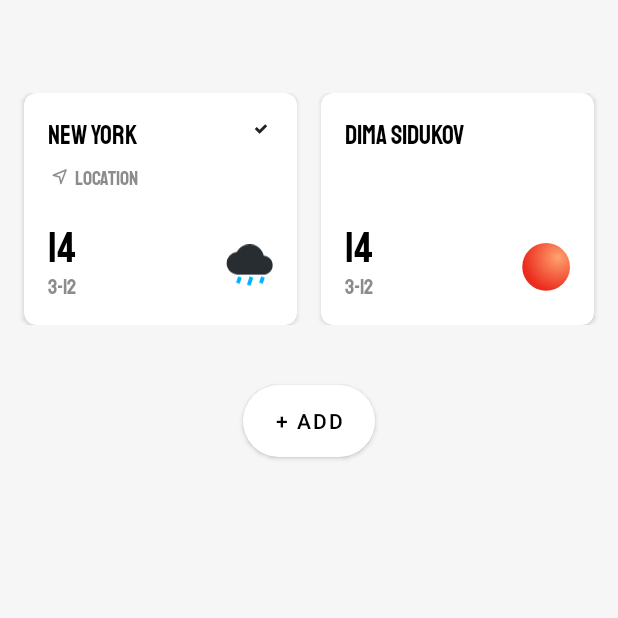
After one commit to DanilaSidukov/WeatherApp-Android, an Android app: the fragment LocationFragment placed in its activity, on a phone screen of 412 x 824 dp, the top half of it. The commit adds this screen. Run offline under Robolectric (Android 15) with nearby library versions, the phone set to English and light mode, and no system bars; libraries missing offline, so code that uses them is left out: me.everything.android; 1 statement that could not run was skipped.

Commit message:
Frontend almost done

```diff
--- /dev/null
+++ b/app/src/main/java/com/sidukov/weatherapp/data/Location.kt
@@ -0,0 +1,11 @@
+package com.sidukov.weatherapp.data
+
+data class Location(
+    val nameLocation: String,
+    val location: Boolean,
+    val checkImage: Boolean,
+    val gpsImage: Boolean,
+    val temperatureCurrent: String,
+    val date: String,
+    val weatherImage: Int
+)
--- /dev/null
+++ b/app/src/main/java/com/sidukov/weatherapp/data/LocationRepository.kt
@@ -0,0 +1,13 @@
+package com.sidukov.weatherapp.data
+
+import com.sidukov.weatherapp.R
+
+class LocationRepository {
+
+    fun getLocationData(): List<Location>{
+        return listOf(
+            Location("New york", true , true, true, "14", "3-12", R.drawable.ic_sky_rainy),
+            Location("Dima Sidukov", false , false, false, "14", "3-12", R.drawable.ic_sun)
+        )
+    }
+}
--- a/app/src/main/java/com/sidukov/weatherapp/ui/MainActivity.kt
+++ b/app/src/main/java/com/sidukov/weatherapp/ui/MainActivity.kt
@@ -11,7 +11,7 @@ class MainActivity : AppCompatActivity() {
     override fun onCreate(savedInstanceState: Bundle?) {
         super.onCreate(savedInstanceState)
         setContentView(R.layout.activity_main)
-        openFragmentAppTopBar(WeatherFragment(), R.id.holder_app_top_bar)
+        openFragmentAppTopBar(WeatherFragment(), R.id.container)
 
     }
     //У активити есть поле supportFragmentManager, оно ислпьзуется для управления фрагментами, beginTransaction() - запускает фрагмент
--- /dev/null
+++ b/app/src/main/java/com/sidukov/weatherapp/ui/fragment_location/LocationFragment.kt
@@ -0,0 +1,46 @@
+package com.sidukov.weatherapp.ui.fragment_location
+
+import android.os.Bundle
+import android.view.LayoutInflater
+import android.view.View
+import android.view.ViewGroup
+import androidx.fragment.app.Fragment
+import androidx.lifecycle.lifecycleScope
+import androidx.recyclerview.widget.GridLayoutManager
+import androidx.recyclerview.widget.RecyclerView
+import com.sidukov.weatherapp.R
+import com.sidukov.weatherapp.data.LocationRepository
+
+class LocationFragment: Fragment() {
+
+    private val adapterLocation = LocationViewAdapter(emptyList())
+    private lateinit var locationModel: LocationModel
+    private lateinit var recyclerViewLocation: RecyclerView
+
+    override fun onCreateView(
+        inflater: LayoutInflater,
+        container: ViewGroup?,
+        savedInstanceState: Bundle?
+    ): View? {
+        return inflater.inflate(R.layout.fragment_choose_location, container, false)
+    }
+
+    override fun onViewCreated(view: View, savedInstanceState: Bundle?) {
+        super.onViewCreated(view, savedInstanceState)
+
+        locationModel = LocationModel(LocationRepository())
+        recyclerViewLocation = view.findViewById(R.id.recycler_view_location)
+        recyclerViewLocation.layoutManager = GridLayoutManager(requireContext(), 2)
+        recyclerViewLocation.adapter = adapterLocation
+        recyclerViewLocation.addItemDecoration(LocationItemDecoration(16))
+
+
+        viewLifecycleOwner.lifecycleScope.launchWhenStarted {
+            locationModel.locationList.collect{
+                adapterLocation.updateListLocation(it)
+            }
+        }
+
+    }
+
+}
--- /dev/null
+++ b/app/src/main/java/com/sidukov/weatherapp/ui/fragment_location/LocationItemDecoration.kt
@@ -0,0 +1,35 @@
+package com.sidukov.weatherapp.ui.fragment_location
+
+import android.content.res.Resources
+import android.graphics.Rect
+import android.view.View
+import androidx.recyclerview.widget.RecyclerView
+import kotlin.math.roundToInt
+
+class LocationItemDecoration (
+    private val spaceSize: Int
+) : RecyclerView.ItemDecoration() {
+    override fun getItemOffsets(
+        outRect: Rect,
+        view: View,
+        parent: RecyclerView,
+        state: RecyclerView.State
+    ) {
+        with(outRect) {
+            parent.getChildAdapterPosition(view).let { position ->
+                if (position % 2 == 0) {
+                    left = (spaceSize * Resources.getSystem().displayMetrics.density).roundToInt()
+                    right = ((spaceSize/2) * Resources.getSystem().displayMetrics.density).roundToInt()
+                }
+                if (position % 2 != 0) {
+                    right = (spaceSize * Resources.getSystem().displayMetrics.density).roundToInt()
+                    left = ((spaceSize/2) * Resources.getSystem().displayMetrics.density).roundToInt()
+                }
+                if (position > 1) {
+                    top = (spaceSize * Resources.getSystem().displayMetrics.density).roundToInt()
+                    bottom = (spaceSize * Resources.getSystem().displayMetrics.density).roundToInt()
+                }
+            }
+        }
+    }
+}
--- /dev/null
+++ b/app/src/main/java/com/sidukov/weatherapp/ui/fragment_location/LocationModel.kt
@@ -0,0 +1,24 @@
+package com.sidukov.weatherapp.ui.fragment_location
+
+import androidx.lifecycle.ViewModel
+import androidx.lifecycle.viewModelScope
+import com.sidukov.weatherapp.data.Location
+import com.sidukov.weatherapp.data.LocationRepository
+import kotlinx.coroutines.flow.MutableStateFlow
+import kotlinx.coroutines.flow.asSharedFlow
+import kotlinx.coroutines.launch
+
+class LocationModel(private val repository: LocationRepository
+): ViewModel(){
+
+    private var _locationList = MutableStateFlow<List<Location>>(mutableListOf())
+
+    val locationList = _locationList.asSharedFlow()
+
+    init {
+        viewModelScope.launch {
+            _locationList.value = repository.getLocationData()
+        }
+    }
+
+}
--- /dev/null
+++ b/app/src/main/java/com/sidukov/weatherapp/ui/fragment_location/LocationViewAdapter.kt
@@ -0,0 +1,66 @@
+package com.sidukov.weatherapp.ui.fragment_location
+
+import android.annotation.SuppressLint
+import android.opengl.Visibility
+import android.view.LayoutInflater
+import android.view.View
+import android.view.ViewGroup
+import android.widget.ImageView
+import android.widget.TextView
+import androidx.recyclerview.widget.RecyclerView
+import com.sidukov.weatherapp.R
+import com.sidukov.weatherapp.data.Location
+
+class LocationViewAdapter(private var list: List<Location>): RecyclerView.Adapter<LocationViewAdapter.ViewHolder>() {
+
+    override fun onCreateViewHolder(parent: ViewGroup, viewType: Int): ViewHolder {
+        val view = LayoutInflater.from(parent.context)
+            .inflate(R.layout.location_view_item, parent, false)
+
+        return ViewHolder(view)
+    }
+
+    @SuppressLint("ResourceType")
+    override fun onBindViewHolder(holder: ViewHolder, position: Int) {
+        val locationViewModel = list[position]
+        holder.locationName?.text = list[position].nameLocation
+        if (locationViewModel.location) {
+            holder.location?.text = holder.location?.context?.getString(R.string.location)
+        } else {
+            holder.location?.visibility = View.GONE
+        }
+        if (locationViewModel.checkImage){
+            holder.imageCheck?.setImageResource(R.drawable.ic_check)
+        } else{
+            holder.imageCheck?.visibility = View.GONE
+        }
+        if (locationViewModel.gpsImage){
+            holder.imageGps?.setImageResource(R.drawable.ic_gps)
+        } else{
+            holder.imageGps?.visibility = View.GONE
+        }
+        holder.currentTemperature?.text = list[position].temperatureCurrent
+        holder.date?.text = list[position].date
+        holder.imageWeather?.setImageResource(locationViewModel.weatherImage)
+    }
+
+    override fun getItemCount(): Int {
+        return list.size
+    }
+
+    class ViewHolder(row: View): RecyclerView.ViewHolder(row) {
+        val locationName : TextView? = row.findViewById(R.id.text_location_name)
+        val location : TextView? = row.findViewById(R.id.text_location)
+        val imageCheck: ImageView? = row.findViewById(R.id.image_check)
+        val imageGps: ImageView? = row.findViewById(R.id.image_gps)
+        val currentTemperature: TextView? = row.findViewById(R.id.current_temperature_location)
+        val date: TextView? = row.findViewById(R.id.date_location)
+        val imageWeather: ImageView? = row.findViewById(R.id.image_weather_location)
+    }
+
+    fun updateListLocation(newList: List<Location>){
+        list = newList
+        notifyDataSetChanged()
+    }
+
+}
--- a/app/src/main/java/com/sidukov/weatherapp/ui/fragment_weather/DailyWeatherAdapter.kt
+++ b/app/src/main/java/com/sidukov/weatherapp/ui/fragment_weather/DailyWeatherAdapter.kt
@@ -29,13 +29,11 @@ class DailyWeatherAdapter(private var list: List<Weather>) : RecyclerView.Adapte
     override fun getItemCount(): Int {
         return list.size
     }
-    //holder - содержит view элементы, предсиавленые в xml layoutе
+    //holder - содержит view элементы, представленые в xml layoutе
     class DailyWeatherViewHolder(itemView: View) : RecyclerView.ViewHolder(itemView) {
-
         val textDailyWeather: TextView = itemView.findViewById(R.id.text_day_daily_weather)
         val imageDailyWeather: ImageView = itemView.findViewById(R.id.image_daily_weather)
         val textDayTemperatureDailyWeather: TextView = itemView.findViewById(R.id.text_day_temperature_daily_weather)
-
     }
 
     fun updateList(newList: List<Weather>) {
--- a/app/src/main/java/com/sidukov/weatherapp/ui/fragment_weather/WeatherDescriptionCardAdapter.kt
+++ b/app/src/main/java/com/sidukov/weatherapp/ui/fragment_weather/WeatherDescriptionCardAdapter.kt
@@ -26,7 +26,6 @@ class WeatherDescriptionCardAdapter(private var list: List<WeatherDescription>)
         holder.information.text = list[position].information
         holder.progressBar.progress = list[position].progressBar
         holder.image.setImageResource(list[position].image)
-
     }
 
     override fun getItemCount(): Int {
@@ -34,12 +33,10 @@ class WeatherDescriptionCardAdapter(private var list: List<WeatherDescription>)
     }
 
     class MiniCardViewHolder(itemView: View) : RecyclerView.ViewHolder(itemView) {
-
         val name: TextView = itemView.findViewById(R.id.text_name_card_view)
         val information: TextView = itemView.findViewById(R.id.text_condition_card_view)
         var progressBar: ProgressBar = itemView.findViewById(R.id.progress_bar)
         val image: ImageView = itemView.findViewById(R.id.image_card_view)
-
     }
 
     fun updateList(newList: List<WeatherDescription>) {
--- a/app/src/main/java/com/sidukov/weatherapp/ui/fragment_weather/WeatherFragment.kt
+++ b/app/src/main/java/com/sidukov/weatherapp/ui/fragment_weather/WeatherFragment.kt
@@ -5,19 +5,30 @@ import android.os.Bundle
 import android.view.LayoutInflater
 import android.view.View
 import android.view.ViewGroup
+import android.widget.Button
 import androidx.appcompat.app.AppCompatActivity
 import androidx.fragment.app.Fragment
+import androidx.fragment.app.FragmentManager
+import androidx.fragment.app.FragmentTransaction
 import androidx.lifecycle.lifecycleScope
 import androidx.recyclerview.widget.GridLayoutManager
 import androidx.recyclerview.widget.RecyclerView
 import com.sidukov.weatherapp.R
+import com.sidukov.weatherapp.data.Location
+import com.sidukov.weatherapp.data.LocationRepository
 import com.sidukov.weatherapp.data.MiniCardViewRepository
 import com.sidukov.weatherapp.data.WeatherRepository
+import com.sidukov.weatherapp.ui.fragment_location.LocationFragment
+import com.sidukov.weatherapp.ui.fragment_location.LocationViewAdapter
+import com.sidukov.weatherapp.ui.fragment_location.LocationItemDecoration
+import com.sidukov.weatherapp.ui.fragment_location.LocationModel
 import me.everything.android.ui.overscroll.OverScrollDecoratorHelper
 
 class WeatherFragment : Fragment() {
 
     private lateinit var dailyWeatherRecyclerView: RecyclerView
+
+    private lateinit var buttonEdit: Button
 
     //adapter привязывается к RecyclerView, он содержит в себе инфу об элементах в списке RecyclerView
     private val adapterDailyWeather = DailyWeatherAdapter(emptyList())
@@ -57,6 +68,7 @@ class WeatherFragment : Fragment() {
         dailyWeatherRecyclerView = view.findViewById(R.id.recycler_view_weather)
         //привязываем adapter к RecycleView
         dailyWeatherRecyclerView.adapter = adapterDailyWeather
+        dailyWeatherRecyclerView.addItemDecoration(EmptyDividerItemDecoration())
 
         OverScrollDecoratorHelper.setUpOverScroll(
             dailyWeatherRecyclerView,
@@ -68,8 +80,6 @@ class WeatherFragment : Fragment() {
         cardViewRecyclerView.layoutManager = GridLayoutManager(requireContext(), 2)
         cardViewRecyclerView.adapter = adapterMiniCardView
         cardViewRecyclerView.addItemDecoration(MiniCardViewItemDecoration(16))
-
-        dailyWeatherRecyclerView.addItemDecoration(EmptyDividerItemDecoration())
 
         viewLifecycleOwner.lifecycleScope.launchWhenStarted {
             weatherViewModel.weatherList.collect {
@@ -84,15 +94,19 @@ class WeatherFragment : Fragment() {
 
         val animatedImage: View = view.findViewById(R.id.imageSky)
         //Вызываю класс, который отвечает за анимацию заглавного изображения
-
         animatedImage.viewTreeObserver.addOnGlobalLayoutListener {
             if (!this::animation.isInitialized) {
                 animation = HeaderAnimationImage(animatedImage)
             }
             animation.marginFlow = animatedImage.width
-
         }
 
-
+        buttonEdit = view.findViewById(R.id.button_edit)
+        buttonEdit.setOnClickListener {
+            val locationFragment = LocationFragment()
+            val transaction: FragmentTransaction = parentFragmentManager.beginTransaction()
+            transaction.replace(R.id.container, locationFragment)
+            transaction.commit()
+        }
     }
 }
--- /dev/null
+++ b/app/src/main/res/drawable/ic_check.xml
@@ -0,0 +1,9 @@
+<vector xmlns:android="http://schemas.android.com/apk/res/android"
+    android:width="17dp"
+    android:height="16dp"
+    android:viewportWidth="17"
+    android:viewportHeight="16">
+  <path
+      android:pathData="m12.9,6 l-1.4,-1.4 -4,4 -2,-2L4.1,8l3.4,3.4L12.9,6Z"
+      android:fillColor="#212121"/>
+</vector>
--- /dev/null
+++ b/app/src/main/res/drawable/ic_gps.xml
@@ -0,0 +1,13 @@
+<vector xmlns:android="http://schemas.android.com/apk/res/android"
+    android:width="16dp"
+    android:height="16dp"
+    android:viewportWidth="16"
+    android:viewportHeight="16">
+  <path
+      android:strokeWidth="1"
+      android:pathData="M12,4 L3.5,7.5l4.192,1.167L8.615,13 12,4Z"
+      android:strokeLineJoin="round"
+      android:fillColor="#00000000"
+      android:strokeColor="#8C8C8C"
+      android:strokeLineCap="round"/>
+</vector>
--- /dev/null
+++ b/app/src/main/res/drawable/round_button_add.xml
@@ -0,0 +1,5 @@
+<?xml version="1.0" encoding="utf-8"?>
+<shape xmlns:android="http://schemas.android.com/apk/res/android">
+    <corners android:radius="80dp"/>
+    <solid android:color="#FFFFFF"/>
+</shape>
--- a/app/src/main/res/layout/activity_main.xml
+++ b/app/src/main/res/layout/activity_main.xml
@@ -1,5 +1,6 @@
 <?xml version="1.0" encoding="utf-8"?>
 <LinearLayout xmlns:android="http://schemas.android.com/apk/res/android"
+    android:id="@+id/main_activity"
     xmlns:app="http://schemas.android.com/apk/res-auto"
     xmlns:tools="http://schemas.android.com/tools"
     android:layout_width="match_parent"
@@ -8,7 +9,7 @@
     tools:context=".ui.MainActivity">
 
     <FrameLayout
-        android:id="@+id/holder_app_top_bar"
+        android:id="@+id/container"
         android:layout_width="match_parent"
         android:layout_height="match_parent"
         app:layout_constraintEnd_toEndOf="parent"
--- a/app/src/main/res/layout/fragment_choose_location.xml
+++ b/app/src/main/res/layout/fragment_choose_location.xml
@@ -1,7 +1,32 @@
 <?xml version="1.0" encoding="utf-8"?>
 <androidx.constraintlayout.widget.ConstraintLayout xmlns:android="http://schemas.android.com/apk/res/android"
+    xmlns:app="http://schemas.android.com/apk/res-auto"
+    android:id="@+id/location_fragment"
     android:layout_width="match_parent"
     android:layout_height="match_parent"
     android:background="@color/general_background">
 
+    <androidx.recyclerview.widget.RecyclerView
+        android:layout_marginTop="62dp"
+        android:id="@+id/recycler_view_location"
+        android:layout_width="match_parent"
+        android:layout_height="wrap_content"
+        app:layout_constraintEnd_toEndOf="parent"
+        app:layout_constraintStart_toStartOf="parent"
+        app:layout_constraintTop_toTopOf="parent"
+        android:overScrollMode="never">
+    </androidx.recyclerview.widget.RecyclerView>
+
+    <Button
+        android:layout_width="wrap_content"
+        android:layout_height="wrap_content"
+        style="@style/ButtonEdit"
+        app:layout_constraintStart_toStartOf="parent"
+        app:layout_constraintEnd_toEndOf="parent"
+        app:layout_constraintTop_toBottomOf="@id/recycler_view_location"
+        android:text="@string/add"
+        android:textColor="@color/black"
+        android:letterSpacing="0.1"
+        android:background="@drawable/round_button_add"/>
+
 </androidx.constraintlayout.widget.ConstraintLayout>
--- a/app/src/main/res/layout/fragment_weather.xml
+++ b/app/src/main/res/layout/fragment_weather.xml
@@ -2,6 +2,7 @@
 <LinearLayout xmlns:android="http://schemas.android.com/apk/res/android"
     xmlns:app="http://schemas.android.com/apk/res-auto"
     xmlns:tools="http://schemas.android.com/tools"
+    android:id="@+id/weather_fragment"
     android:layout_width="match_parent"
     android:layout_height="match_parent"
     android:background="@color/general_background"
--- /dev/null
+++ b/app/src/main/res/layout/location_view_item.xml
@@ -0,0 +1,102 @@
+<?xml version="1.0" encoding="utf-8"?>
+<androidx.cardview.widget.CardView
+    xmlns:android="http://schemas.android.com/apk/res/android"
+    xmlns:app="http://schemas.android.com/apk/res-auto"
+    android:id="@+id/card_view_air_quality"
+    android:layout_width="wrap_content"
+    android:layout_height="wrap_content"
+    app:cardCornerRadius="8dp">
+
+    <RelativeLayout
+        android:layout_width="match_parent"
+        android:layout_height="match_parent"
+        android:orientation="vertical">
+
+        <TextView
+            android:id="@+id/text_location_name"
+            android:layout_alignParentStart="true"
+            android:layout_alignParentTop="true"
+            android:layout_width="wrap_content"
+            android:layout_height="wrap_content"
+            style="@style/TextAppearance.General_black"
+            android:textColor="@color/black"
+            android:textSize="17sp"
+            android:text="New york"
+            android:layout_marginTop="16dp"
+            android:layout_marginStart="16dp" />
+
+        <ImageView
+            android:id="@+id/image_check"
+            android:layout_width="16dp"
+            android:layout_height="16dp"
+            android:src="@drawable/ic_check"
+            android:layout_marginTop="16dp"
+            android:layout_marginEnd="16dp"
+            android:layout_alignParentTop="true"
+            android:layout_alignParentEnd="true"
+            android:visibility="visible"/>
+
+        <ImageView
+            android:id="@+id/image_gps"
+            android:layout_width="16dp"
+            android:layout_height="16dp"
+            android:layout_alignStart="@id/text_location_name"
+            android:layout_alignTop="@id/text_location_name"
+            android:src="@drawable/ic_gps"
+            android:layout_marginTop="31dp" />
+
+        <TextView
+            android:id="@+id/text_location"
+            android:layout_width="wrap_content"
+            android:layout_height="wrap_content"
+            android:layout_alignStart="@id/image_gps"
+            android:layout_alignTop="@id/text_location_name"
+            android:layout_marginTop="31dp"
+            android:layout_marginStart="18dp"
+            style="@style/TextAppearance.General_grey"
+            android:textColor="@color/grey"
+            android:text="@string/location"
+            android:textSize="13sp"/>
+
+        <TextView
+            android:id="@+id/current_temperature_location"
+            android:layout_width="wrap_content"
+            android:layout_height="wrap_content"
+            android:layout_alignTop="@id/text_location_name"
+            android:layout_alignStart="@id/text_location_name"
+            android:layout_marginTop="68dp"
+            style="@style/TextAppearance.General_black"
+            android:textColor="@color/black"
+            android:textSize="28sp"
+            android:text="12" />
+
+        <TextView
+            android:id="@+id/date_location"
+            android:layout_width="wrap_content"
+            android:layout_height="wrap_content"
+            android:layout_alignStart="@id/current_temperature_location"
+            android:layout_alignTop="@id/current_temperature_location"
+            android:layout_marginTop="35dp"
+            android:layout_marginStart="0dp"
+            style="@style/TextAppearance.General_grey"
+            android:textColor="@color/grey"
+            android:text="6-16"
+            android:paddingBottom="16dp"/>
+
+        <ImageView
+            android:id="@+id/image_weather_location"
+            android:layout_width="32dp"
+            android:layout_height="32dp"
+            android:layout_alignParentTop="true"
+            android:layout_alignParentEnd="true"
+            android:layout_marginEnd="16dp"
+            android:layout_marginTop="100dp"
+            android:src="@drawable/ic_sky_with_sun" />
+
+    </RelativeLayout>
+
+
+
+
+
+</androidx.cardview.widget.CardView>
--- a/app/src/main/res/values/strings.xml
+++ b/app/src/main/res/values/strings.xml
@@ -22,7 +22,8 @@
     <string name="aqi">aqi</string>
     <string name="precipitation">precipitation</string>
     <string name="edit">Edit</string>
-<!-- Days for recycler_view_weather -->
+
+    <!-- Days for recycler_view_weather -->
     <item name="monday" type="string">Monday</item>
     <item name="tuesday" type="string">Tuesday</item>
     <item name="wednesday" type="string">Wednesday</item>
@@ -30,4 +31,9 @@
     <item name="friday" type="string">Friday</item>
     <item name="saturday" type="string">Saturday</item>
     <item name="sunday" type="string">Sunday</item>
+
+<!-- location fragment -->
+    <string name="location">location</string>
+    <string name="add">+ Add</string>
+
 </resources>
```
